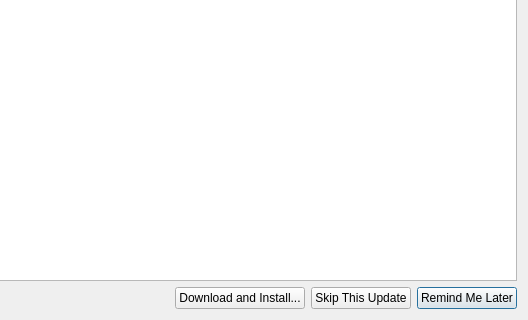
Qt form src/duckstation-qt/autoupdaterdialog.ui (kofxi3584karlayang/duckstation) before a commit; both pictures show x 123 to 651 and y 154 to 474 of the 651 by 474 pixel window.
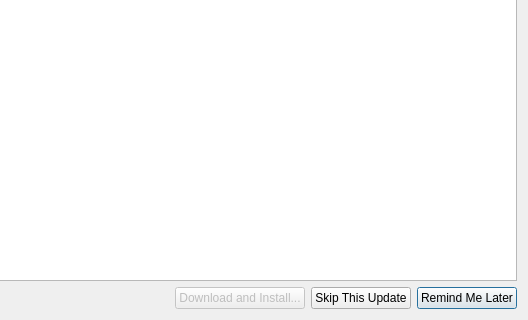
The same form after that commit.

Commit message:
Qt: List changes between current->latest build in auto updater
Thanks to @hhromic for the API endpoint tip.

Patch:
```diff
--- a/src/duckstation-qt/autoupdaterdialog.ui
+++ b/src/duckstation-qt/autoupdaterdialog.ui
@@ -82,6 +82,9 @@
        <property name="text">
         <string>Download and Install...</string>
        </property>
+       <property name="enabled">
+        <bool>false</bool>
+       </property>
       </widget>
      </item>
      <item>
```
The commit also changes 2 other files.
